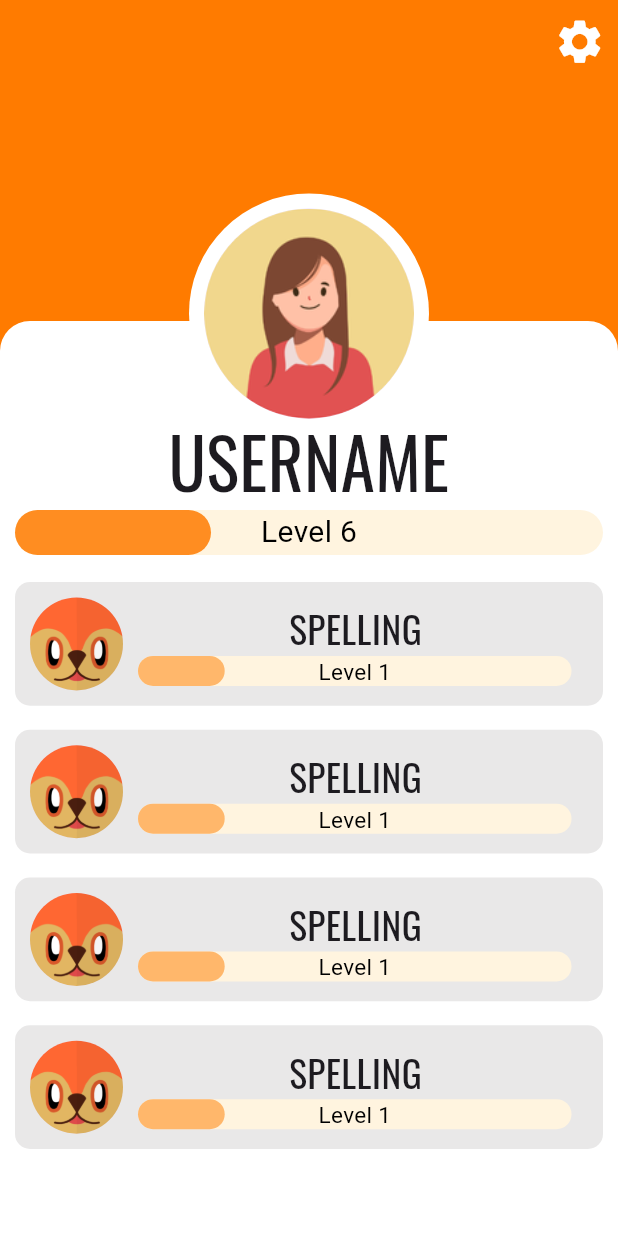
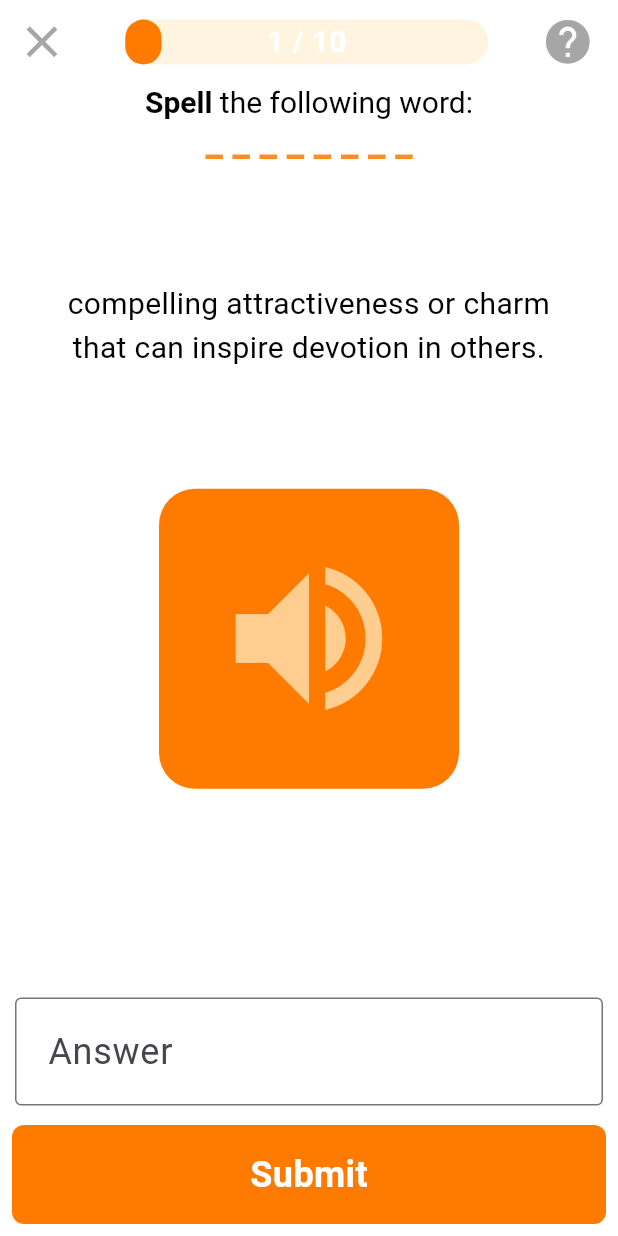
Before and after one commit to joaquingalang/diction-dash, a Flutter app: the screen it shows after launch, on a phone screen of 412 x 824 dp. Run offline on Flutter 3.47's test engine with Material 3 defaults, Android fonts, the light colour scheme and no system bars; drawn by our look-alikes of percent_indicator.

Commit message:
added spelling_screen.dart and other custom widgets

```diff
--- a/lib/main.dart
+++ b/lib/main.dart
@@ -6,6 +6,8 @@ import 'package:diction_dash/screens/fluency_screen.dart';
 import 'package:diction_dash/screens/feedback_screen.dart';
 import 'package:diction_dash/screens/home_screen.dart';
 import 'package:diction_dash/screens/test_screen.dart';
+import 'package:diction_dash/screens/spelling_screen.dart';
+
 
 void main() {
   runApp(
@@ -19,7 +21,7 @@ class DictionDash extends StatelessWidget {
   @override
   Widget build(BuildContext context) {
     return MaterialApp(
-      home: HomeScreen(),
+      home: SpellingScreen(),
       theme: ThemeData.light().copyWith(
         scaffoldBackgroundColor: Colors.white,
       ),
--- a/lib/screens/login_screen.dart
+++ b/lib/screens/login_screen.dart
@@ -11,7 +11,6 @@ class LoginScreen extends StatelessWidget {
   @override
   Widget build(BuildContext context) {
     return Scaffold(
-
       // Page App Bar
       appBar: AppBar(
         backgroundColor: Colors.transparent,
@@ -35,7 +34,6 @@ class LoginScreen extends StatelessWidget {
       body: SafeArea(
         child: Column(
           children: [
-
             // Fox Hero Logo
             Hero(
               tag: 'app-logo',
@@ -51,7 +49,6 @@ class LoginScreen extends StatelessWidget {
               child: Column(
                 crossAxisAlignment: CrossAxisAlignment.start,
                 children: [
-
                   // Instruction Text
                   const Text('   Login your account', style: kOswaldXSmall),
 
@@ -65,6 +62,14 @@ class LoginScreen extends StatelessWidget {
                   ProfileTextFormField(
                     icon: Icons.lock,
                     hintText: 'Password',
+                  ),
+
+                  Align(
+                    alignment: Alignment.centerRight,
+                    child: Text(
+                      'Forgot Password   ',
+                      style: kSubtext15,
+                    ),
                   ),
 
                   // Login Button
--- /dev/null
+++ b/lib/screens/spelling_screen.dart
@@ -0,0 +1,148 @@
+import 'package:flutter/material.dart';
+import 'package:diction_dash/utils/constants.dart';
+import 'package:diction_dash/widgets/progress_bars/question_bar.dart';
+import 'package:diction_dash/widgets/text_fields/spelling_answer_text_field.dart';
+import 'package:diction_dash/widgets/buttons/rounded_rectangle_button.dart';
+
+// TODO: Separate SpellingScreen with SpellingQuestionBody
+
+class SpellingScreen extends StatefulWidget {
+  const SpellingScreen({super.key});
+
+  @override
+  State<SpellingScreen> createState() => _SpellingScreenState();
+}
+
+class _SpellingScreenState extends State<SpellingScreen> {
+  late TextEditingController _spellingAnswerController;
+
+  @override
+  void initState() {
+    _spellingAnswerController = TextEditingController();
+    super.initState();
+  }
+
+  @override
+  Widget build(BuildContext context) {
+    return Scaffold(
+      // Minigame App Bar
+      appBar: AppBar(
+        backgroundColor: Colors.transparent,
+        leading: IconButton(
+          onPressed: () {
+            Navigator.pop(context);
+          },
+          icon: Icon(
+            Icons.close,
+            color: kGrayColor500,
+            size: 35,
+          ),
+        ),
+        title: QuestionBar(currentItem: 1, maxItems: 10),
+        centerTitle: true,
+        actions: [
+          IconButton(
+            onPressed: () {
+              Navigator.pop(context);
+            },
+            icon: Icon(
+              Icons.help,
+              color: kGrayColor500,
+              size: 35,
+            ),
+          ),
+
+          // Offset
+          SizedBox(width: 8),
+        ],
+      ),
+
+      // Page Body
+      body: SafeArea(
+        child: Column(
+          mainAxisAlignment: MainAxisAlignment.spaceBetween,
+          children: [
+            // Countdown Bar
+
+            // Spelling Minigame Instructions
+            RichText(
+              textAlign: TextAlign.center,
+              text: TextSpan(
+                style: kSubtext20,
+                children: [
+                  TextSpan(
+                    text: 'Spell',
+                    style: kFontWeightBold,
+                  ),
+                  TextSpan(
+                    text: ' the following word:\n',
+                  ),
+                  TextSpan(
+                      text: '_ _ _ _ _ _ _ _', style: kHiddenWordTextStyle),
+                ],
+              ),
+            ),
+
+            // Offset
+            SizedBox(height: 30),
+
+            // Definition Text
+            Padding(
+              padding: const EdgeInsets.symmetric(horizontal: 25),
+              child: Text(
+                'compelling attractiveness or charm that can inspire devotion in others.',
+                style: kSubtext20,
+                textAlign: TextAlign.center,
+              ),
+            ),
+
+            // Offset
+            SizedBox(height: 30),
+
+            // Audio Button
+            GestureDetector(
+              onTap: () {},
+              child: Container(
+                width: 200,
+                height: 200,
+                decoration: BoxDecoration(
+                  color: kOrangeColor600,
+                  borderRadius: BorderRadius.circular(24),
+                ),
+                child: Center(
+                  child: Icon(
+                    Icons.volume_up,
+                    color: kOrangeColor200,
+                    size: 130,
+                  ),
+                ),
+              ),
+            ),
+
+            // Offset
+            SizedBox(height: 30),
+
+            // Offset
+            SizedBox(height: 30),
+
+            // Answer Text Field & Submit Button (Grouped for layout purposes)
+            Column(
+              children: [
+                // Spelling Answer Text Field
+                SpellingAnswerTextField(controller: _spellingAnswerController),
+
+                // Submit Button
+                RoundedRectangleButton(
+                  onPressed: () {},
+                  child: Center(
+                    child: Text('Submit', style: kButtonTextStyle),
+                  ),
+                ),
+              ],
+            ),
+          ],
+        ),
+      ),
+    );
+  }
+}
--- a/lib/utils/constants.dart
+++ b/lib/utils/constants.dart
@@ -22,6 +22,10 @@ const Color kGrayColor100 = Color(0xFFF8F8F8);
 
 
 // TEXT STYLES
+const TextStyle kFontWeightBold = TextStyle(
+  fontWeight: FontWeight.bold,
+);
+
 const TextStyle kOswaldXSmall = TextStyle(
   fontFamily: 'Oswald',
   fontSize: 18,
@@ -65,6 +69,12 @@ const TextStyle kSubtext20 = TextStyle(
   color: Colors.black,
 );
 
+const TextStyle kSubtext24 = TextStyle(
+  fontSize: 24,
+  fontWeight: FontWeight.normal,
+  color: Colors.black,
+);
+
 const TextStyle kSubtext32 = TextStyle(
   fontSize: 32,
   fontWeight: FontWeight.normal,
@@ -100,3 +110,9 @@ const TextStyle kButtonTextStyleOrange = TextStyle(
   fontWeight: FontWeight.bold,
   color: kOrangeColor600,
 );
+
+const TextStyle kHiddenWordTextStyle = TextStyle(
+  color: kOrangeColor500,
+  fontSize: 26,
+  fontWeight: FontWeight.bold,
+);
--- a/lib/widgets/cards/stat_card.dart
+++ b/lib/widgets/cards/stat_card.dart
@@ -1,6 +1,6 @@
 import 'package:flutter/material.dart';
 import 'package:diction_dash/utils/constants.dart';
-import 'package:diction_dash/widgets/linear_progress_indicators/minigame_level_bar.dart';
+import 'package:diction_dash/widgets/progress_bars/minigame_level_bar.dart';
 
 class StatCard extends StatelessWidget {
   const StatCard({
--- /dev/null
+++ b/lib/widgets/progress_bars/question_bar.dart
@@ -0,0 +1,35 @@
+import 'package:flutter/material.dart';
+import 'package:diction_dash/utils/constants.dart';
+import 'package:percent_indicator/linear_percent_indicator.dart';
+
+class QuestionBar extends StatelessWidget {
+  const QuestionBar({
+    super.key,
+    required this.currentItem,
+    required this.maxItems,
+  });
+
+  final int currentItem;
+  final int maxItems;
+
+  @override
+  Widget build(BuildContext context) {
+    return LinearPercentIndicator(
+      width: MediaQuery.of(context).size.width - 150,
+      lineHeight: 30,
+      progressColor: kOrangeColor600,
+      backgroundColor: kOrangeColor100,
+      barRadius: Radius.circular(90),
+      animation: true,
+      animationDuration: 1000,
+      percent: currentItem / maxItems,
+      center: Text(
+        '$currentItem / $maxItems',
+        style: kSubtext20.copyWith(
+          color: Colors.white,
+          fontWeight: FontWeight.bold,
+        ),
+      ),
+    );
+  }
+}
--- /dev/null
+++ b/lib/widgets/text_fields/spelling_answer_text_field.dart
@@ -0,0 +1,33 @@
+import 'package:flutter/material.dart';
+import 'package:diction_dash/utils/constants.dart';
+
+class SpellingAnswerTextField extends StatelessWidget {
+  const SpellingAnswerTextField({
+    super.key,
+    required this.controller,
+  });
+
+  final TextEditingController controller;
+
+  @override
+  Widget build(BuildContext context) {
+    return Padding(
+      padding: const EdgeInsets.symmetric(horizontal: 10, vertical: 5),
+      child: TextField(
+        controller: controller,
+        style: kSubtext24,
+        cursorColor: kOrangeColor500,
+        decoration: InputDecoration(
+          hintText: 'Answer',
+          border: OutlineInputBorder(
+            borderSide: BorderSide(width: 4, color: kOrangeColor600),
+          ),
+          focusedBorder: OutlineInputBorder(
+            borderSide: BorderSide(width: 4, color: kOrangeColor600),
+          ),
+          contentPadding: EdgeInsets.all(18),
+        ),
+      ),
+    );
+  }
+}
```
Also changed, not shown: lib/screens/home_screen.dart (+7 -7 lines), lib/widgets/progress_bars/minigame_level_bar.dart (renamed from lib/widgets/linear_progress_indicators/minigame_level_bar.dart), lib/widgets/progress_bars/user_level_bar.dart (renamed from lib/widgets/linear_progress_indicators/user_level_bar.dart).
